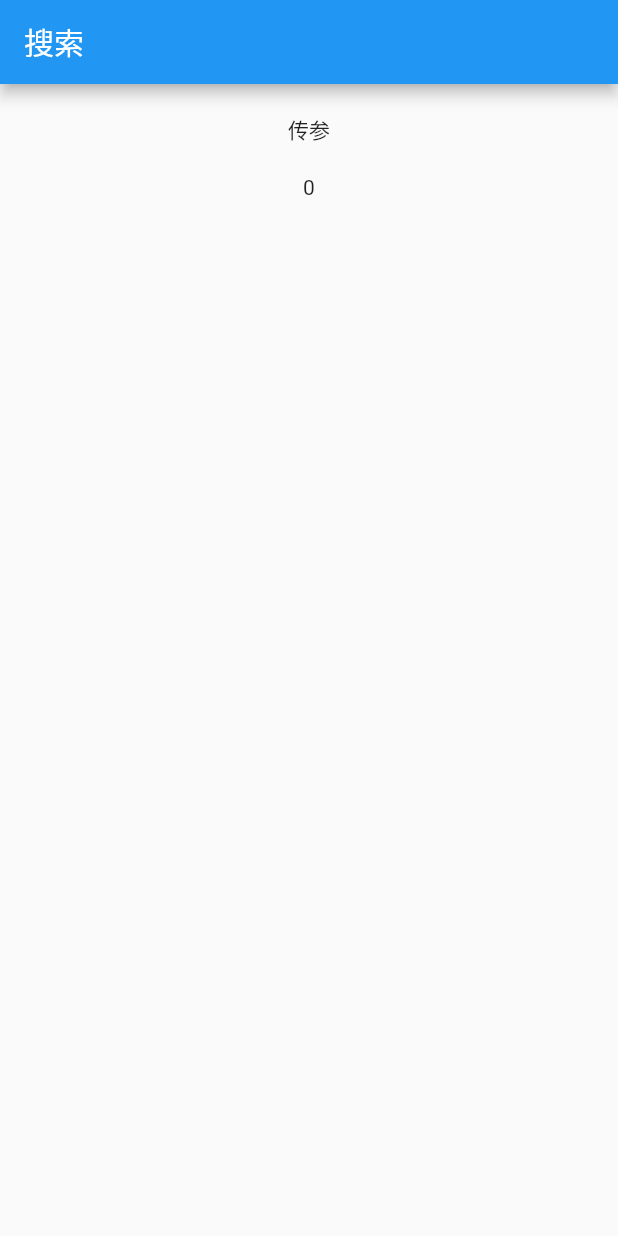
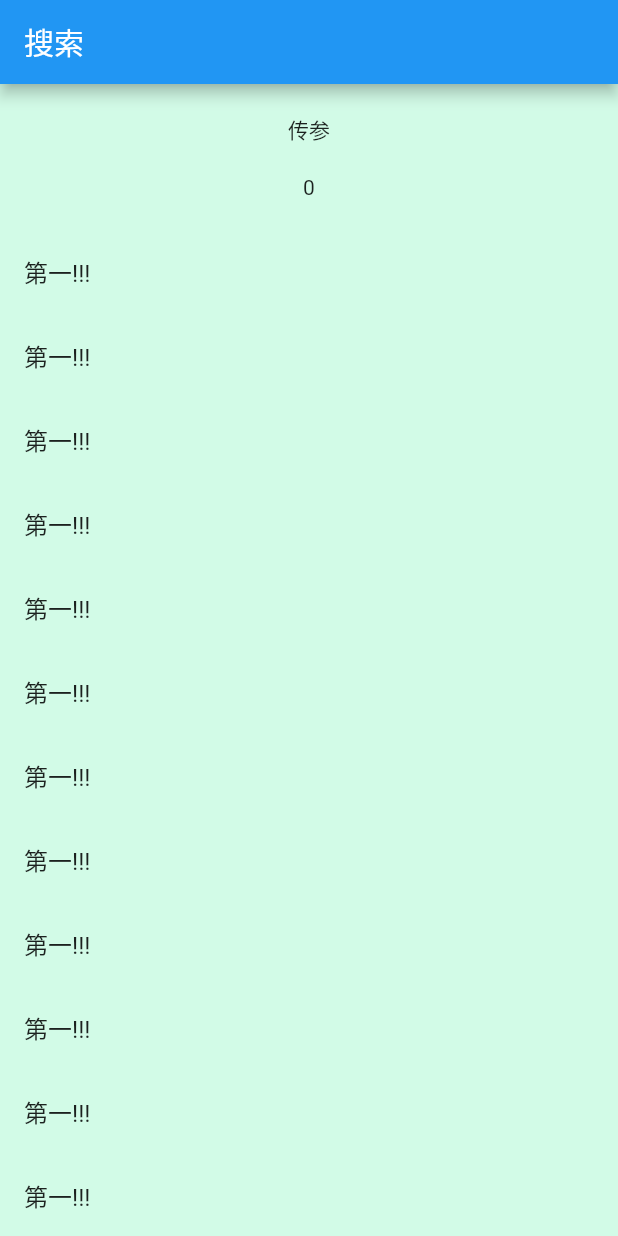
Before and after one commit to iHZW/Flutter_Study, a Flutter app: the SearchPage screen opened directly, on a phone screen of 412 x 824 dp. Run offline on Flutter 3.47's test engine with Material 2 defaults, Android fonts, the phone set to English and light mode, and no system bars; our stand-ins replace flutter_screenutil, toast; missing offline and left inert: flutter_webview_plugin; network calls fail; statements that could not run were skipped.

Commit message:
[Utility]  学习SafeArea组件 防止iphoneX越界

```diff
--- a/myflutter/lib/pages/SearchPage.dart
+++ b/myflutter/lib/pages/SearchPage.dart
@@ -1,3 +1,4 @@
+import 'package:flutter/cupertino.dart';
 import 'package:flutter/material.dart';
 
 class SearchPage extends StatelessWidget {
@@ -6,12 +7,16 @@ class SearchPage extends StatelessWidget {
 
   @override
   Widget build(BuildContext context) {
-    return Container(
+    return CupertinoPageScaffold(
+      backgroundColor: Colors.greenAccent,
       child: Scaffold(
+          backgroundColor: Colors.white70,
           appBar: AppBar(
             title: Text("搜索"),
           ),
-        body: Center(
+          //使用SafeArea 可以解决iPhoneX等头部和底部的边界问题
+          body: SafeArea(
+            child: Center(
               child: Column(
                 children: <Widget>[
                   SizedBox(
@@ -22,10 +27,67 @@ class SearchPage extends StatelessWidget {
                     height: 20.0,
                   ),
                   Text("${arguments != null ? arguments["id"] : "0"}"),
+                  SizedBox(
+                    height: 20.0,
+                  ),
+                  Expanded(
+                    child: ListView(
+                      children: <Widget>[
+                        ListTile(
+                          title: Text("第一!!!"),
+                        ),
+                        ListTile(
+                          title: Text("第一!!!"),
+                        ),
+                        ListTile(
+                          title: Text("第一!!!"),
+                        ),
+                        ListTile(
+                          title: Text("第一!!!"),
+                        ),
+                        ListTile(
+                          title: Text("第一!!!"),
+                        ),
+                        ListTile(
+                          title: Text("第一!!!"),
+                        ),
+                        ListTile(
+                          title: Text("第一!!!"),
+                        ),
+                        ListTile(
+                          title: Text("第一!!!"),
+                        ),
+                        ListTile(
+                          title: Text("第一!!!"),
+                        ),
+                        ListTile(
+                          title: Text("第一!!!"),
+                        ),
+                        ListTile(
+                          title: Text("第一!!!"),
+                        ),
+                        ListTile(
+                          title: Text("第一!!!"),
+                        ),
+                        ListTile(
+                          title: Text("第一!!!"),
+                        ),
+                        ListTile(
+                          title: Text("第一!!!"),
+                        ),
+                        ListTile(
+                          title: Text("第一!!!"),
+                        ),
+                        ListTile(
+                          title: Text("第一!!!"),
+                        ),
+                      ],
+                    ),
+                  )
                 ],
               ),
             ),
-      ),
+          )),
     );
   }
 }
--- a/myflutter/lib/tabs/Tabs.dart
+++ b/myflutter/lib/tabs/Tabs.dart
@@ -32,22 +32,6 @@ class _TabsState extends State<Tabs> {
     UserCenterPage(),
   ];
 
-// BottomNavigationBarItem(
-//             icon: Icon(Icons.home),
-//             title: Text("首页"),
-//           ),
-//           BottomNavigationBarItem(
-//             icon: Icon(Icons.category),
-//             title: Text("分类"),
-//           ),
-//           BottomNavigationBarItem(
-//             icon: Icon(Icons.settings),
-//             title: Text("设置"),
-//           ),
-//           BottomNavigationBarItem(
-//               icon: Icon(Icons.supervised_user_circle), title: Text("我的")),
-//         ],
-
   final itemNames = [
     _Item(name: "首页", tabIcon: Icon(Icons.home)),
     _Item(name: "分类", tabIcon: Icon(Icons.category)),
@@ -63,9 +47,9 @@ class _TabsState extends State<Tabs> {
     if (itemList == null) {
       itemList = itemNames
           .map((item) => BottomNavigationBarItem(
-                title: Text(item.name),
-                icon: item.tabIcon,
-              ))
+              title: Text(item.name),
+              icon: item.tabIcon,
+              activeIcon: Icon(Icons.new_releases)))
           .toList();
     }
   }
@@ -157,69 +141,6 @@ class _TabsState extends State<Tabs> {
         //       icon: Icon(Icons.supervised_user_circle), title: Text("我的")),
         // ],
       ),
-      // drawer: Drawer(
-      //   child: Center(
-      //     child: Column(
-      //       children: <Widget>[
-      //         Row(
-      //           children: <Widget>[
-      //             Expanded(
-      //               child: DrawerHeader(
-      //                 child: Text("你好Flutter!"),
-      //                 decoration: BoxDecoration(
-      //                     color: Colors.yellow,
-      //                     image: DecorationImage(
-      //                         fit: BoxFit.cover,
-      //                         image: NetworkImage(
-      //                             "https://www.itying.com/images/flutter/3.png"))),
-      //               ),
-      //             ),
-      //           ],
-      //         ),
-      //         Divider(),
-      //         ListTile(
-      //           leading: CircleAvatar(
-      //             child: Icon(Icons.home),
-      //           ),
-      //           title: Text("我的"),
-      //         ),
-      //         Divider(),
-      //         ListTile(
-      //           leading: CircleAvatar(
-      //             child: Icon(Icons.people),
-      //           ),
-      //           title: Text("zhongxin"),
-      //         ),
-      //         Divider(),
-      //       ],
-      //     ),
-      //   ),
-      // ),
-
-      //   endDrawer: Drawer(
-      //     child: Column(
-      //       children: <Widget>[
-      //         Row(
-      //           children: <Widget>[
-      //             Expanded(
-      //               child: DrawerHeader(
-      //                 child: Text("你好Flutter!!!"),
-      //                 decoration: BoxDecoration(
-      //                   image: DecorationImage(
-      //                       image: NetworkImage(
-      //                           "https://www.itying.com/images/flutter/4.png"),
-      //                       fit: BoxFit.cover),
-      //                 ),
-      //               ),
-      //             ),
-      //           ],
-      //         ),
-      //         // ListTile(
-      //         //   leading: Icon(Icons.ring_volume),
-      //         // )
-      //       ],
-      //     ),
-      //   ),
     );
   }
 }
```
Lines whose indentation alone changed are shown as unchanged.
